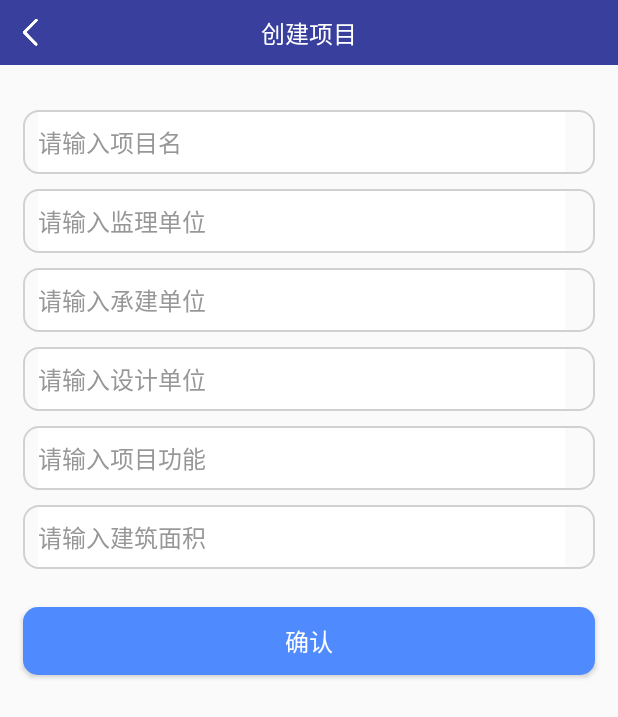
After one commit to kangweibo/Labour, an Android app: the ProjectAddActivity screen opened directly, with no data from a screen before it, on a phone screen of 412 x 824 dp. The commit adds this screen. Shown: the top 717 px of the screen. Run offline under Robolectric (Android 15) with nearby library versions, the phone set to English and light mode, and no system bars; our stand-ins replace ButterKnife; libraries missing offline, so code that uses them is left out: com.alibaba.fastjson, com.lzy.okgo.

Commit message:
增加项目创建功能

```diff
--- a/app/src/main/AndroidManifest.xml
+++ b/app/src/main/AndroidManifest.xml
@@ -85,6 +85,10 @@
             android:windowSoftInputMode="stateHidden|adjustPan"/>
         <activity
             android:name=".activity.FindPwdActivity"
+            android:screenOrientation="portrait"
+            android:windowSoftInputMode="stateHidden|adjustPan"/>
+        <activity
+            android:name=".activity.ProjectAddActivity"
             android:screenOrientation="portrait"
             android:windowSoftInputMode="stateHidden|adjustPan"/>
         <activity
--- a/app/src/main/java/com/labour/lar/MainActivity.java
+++ b/app/src/main/java/com/labour/lar/MainActivity.java
@@ -94,7 +94,7 @@ public class MainActivity extends BaseActivity {
         //keepAliveManager.startKeepAlive();
 
         //启动保活服务
-        KeepLive.startWork(getApplication(), KeepLive.RunMode.ROGUE,
+        KeepLive.startWork(getApplication(), KeepLive.RunMode.ENERGY,
                 new ForegroundNotification("劳务管理","劳务管理程序正在运行", R.mipmap.ic_launcher, //定义前台服务的默认样式。即标题、描述和图标
                         //定义前台服务的通知点击事件
                         new ForegroundNotificationClickListener() {
--- /dev/null
+++ b/app/src/main/java/com/labour/lar/activity/ProjectAddActivity.java
@@ -0,0 +1,113 @@
+package com.labour.lar.activity;
+
+import android.view.View;
+import android.widget.EditText;
+import android.widget.TextView;
+import com.alibaba.fastjson.JSON;
+import com.labour.lar.BaseActivity;
+import com.labour.lar.Constants;
+import com.labour.lar.R;
+import com.labour.lar.util.AjaxResult;
+import com.labour.lar.util.StringUtils;
+import com.labour.lar.widget.ProgressDialog;
+import com.labour.lar.widget.toast.AppToast;
+import com.lzy.okgo.OkGo;
+import com.lzy.okgo.callback.StringCallback;
+import com.lzy.okgo.model.Response;
+import java.util.HashMap;
+import java.util.Map;
+import butterknife.BindView;
+import butterknife.OnClick;
+
+/**
+ * 创建项目
+ */
+public class ProjectAddActivity extends BaseActivity {
+
+    @BindView(R.id.title_tv)
+    TextView title_tv;
+
+    @BindView(R.id.edt_name)
+    EditText edt_name;
+    @BindView(R.id.edt_supervisor)
+    EditText edt_supervisor;
+    @BindView(R.id.edt_construction)
+    EditText edt_construction;
+    @BindView(R.id.edt_designer)
+    EditText edt_designer;
+    @BindView(R.id.edt_projectfunction)
+    EditText edt_projectfunction;
+    @BindView(R.id.edt_buildaera)
+    TextView edt_buildaera;
+
+    @Override
+    public int getActivityLayoutId() {
+        return R.layout.activity_project_add;
+    }
+
+    @Override
+    public void afterInitLayout() {
+        title_tv.setText("创建项目");
+    }
+
+    @OnClick({R.id.back_iv,R.id.btn_submit})
+    public void onClick(View view) {
+        switch (view.getId()) {
+            case R.id.back_iv:
+                finish();
+                break;
+            case R.id.btn_submit:
+                submit();
+                break;
+        }
+    }
+
+    public void submit() {
+        String name = edt_name.getText().toString();
+        String supervisor = edt_supervisor.getText().toString();
+        String construction = edt_construction.getText().toString();
+        String designer = edt_designer.getText().toString();
+        String projectfunction = edt_projectfunction.getText().toString();
+        String buildaera = edt_buildaera.getText().toString();
+
+        if(StringUtils.isBlank(name) || StringUtils.isBlank(supervisor)
+                || StringUtils.isBlank(construction)|| StringUtils.isBlank(designer)
+                || StringUtils.isBlank(projectfunction)|| StringUtils.isBlank(buildaera)){
+            AppToast.show(this,"请填写完整项目信息！");
+            return;
+        }
+
+        final Map<String,String> param = new HashMap<>();
+        param.put("token","063d91b4f57518ff");
+        param.put("name",name);
+        param.put("supervisor",supervisor);
+        param.put("construction",construction);
+        param.put("designer",designer);
+        param.put("projectfunction",projectfunction);
+        param.put("buildaera",buildaera);
+        String jsonParams = JSON.toJSONString(param);
+
+        String url = Constants.HTTP_BASE + "/api/project_new";
+        ProgressDialog dialog = ProgressDialog.createDialog(this);
+        dialog.show();
+
+        OkGo.<String>post(url).upJson(jsonParams).tag("request_tag").execute(new StringCallback() {
+            @Override
+            public void onSuccess(Response<String> response) {
+                dialog.dismiss();
+                AjaxResult jr = new AjaxResult(response.body());
+                if(jr.getSuccess() == 1){
+                    AppToast.show(ProjectAddActivity.this,"项目创建成功");
+                    finish();
+                } else {
+                    AppToast.show(ProjectAddActivity.this,"项目创建失败");
+                }
+            }
+            @Override
+            public void onError(Response<String> response) {
+                dialog.dismiss();
+                AppToast.show(ProjectAddActivity.this,"项目创建出错!");
+            }
+        });
+    }
+}
--- /dev/null
+++ b/app/src/main/res/layout/activity_project_add.xml
@@ -0,0 +1,208 @@
+<?xml version="1.0" encoding="utf-8"?>
+<LinearLayout xmlns:android="http://schemas.android.com/apk/res/android"
+    xmlns:app="http://schemas.android.com/apk/res-auto"
+    android:layout_width="match_parent"
+    android:layout_height="match_parent"
+    android:orientation="vertical">
+
+    <include layout="@layout/layout_header"/>
+    <LinearLayout
+        android:layout_width="match_parent"
+        android:layout_height="wrap_content"
+        android:orientation="horizontal"
+        android:layout_marginTop="30dp"
+        android:layout_marginLeft="@dimen/common_margin_left"
+        android:layout_marginRight="@dimen/common_margin_right"
+        android:background="@drawable/login_input_bg"
+        android:paddingLeft="10dp"
+        android:paddingRight="10dp">
+        <TextView
+            android:layout_width="wrap_content"
+            android:layout_height="wrap_content"
+            android:drawableLeft="@mipmap/xingming_icon"
+            android:textSize="@dimen/text_size_16"
+            android:textColor="#8a8a8a"
+            android:layout_marginLeft="5dp"
+            android:layout_marginRight="5dp"
+            android:visibility="gone"/>
+        <EditText android:id="@+id/edt_name"
+            android:layout_width="match_parent"
+            android:layout_height="40dp"
+            android:textColor="@color/black"
+            android:hint="请输入项目名"
+            android:textColorHint="@color/text_input_tip"
+            android:background="@color/white"
+            android:textSize="@dimen/text_size_16"
+            android:layout_marginTop="1dp"
+            android:layout_marginBottom="1dp"
+            android:layout_marginRight="10dp"/>
+    </LinearLayout>
+    <LinearLayout
+        android:layout_width="match_parent"
+        android:layout_height="wrap_content"
+        android:orientation="horizontal"
+        android:layout_marginTop="10dp"
+        android:layout_marginLeft="@dimen/common_margin_left"
+        android:layout_marginRight="@dimen/common_margin_right"
+        android:background="@drawable/login_input_bg"
+        android:paddingLeft="10dp"
+        android:paddingRight="10dp">
+        <TextView
+            android:layout_width="wrap_content"
+            android:layout_height="wrap_content"
+            android:drawableLeft="@mipmap/phone_icon"
+            android:textSize="@dimen/text_size_16"
+            android:textColor="#8a8a8a"
+            android:layout_marginLeft="5dp"
+            android:layout_marginRight="5dp"
+            android:visibility="gone" />
+        <EditText android:id="@+id/edt_supervisor"
+            android:layout_width="match_parent"
+            android:layout_height="40dp"
+            android:textColor="@color/black"
+            android:hint="请输入监理单位"
+            android:textColorHint="@color/text_input_tip"
+            android:background="@color/white"
+            android:textSize="@dimen/text_size_16"
+            android:layout_marginTop="1dp"
+            android:layout_marginBottom="1dp"
+            android:layout_marginRight="10dp"/>
+    </LinearLayout>
+    <LinearLayout
+        android:layout_width="match_parent"
+        android:layout_height="wrap_content"
+        android:orientation="horizontal"
+        android:layout_marginTop="10dp"
+        android:layout_marginLeft="@dimen/common_margin_left"
+        android:layout_marginRight="@dimen/common_margin_right"
+        android:background="@drawable/login_input_bg"
+        android:paddingLeft="10dp"
+        android:paddingRight="10dp">
+        <TextView
+            android:layout_width="wrap_content"
+            android:layout_height="wrap_content"
+            android:textSize="@dimen/text_size_16"
+            android:drawableLeft="@mipmap/password_icon"
+            android:textColor="#8a8a8a"
+            android:layout_marginLeft="5dp"
+            android:layout_marginRight="5dp"
+            android:visibility="gone"/>
+        <EditText android:id="@+id/edt_construction"
+            android:layout_width="match_parent"
+            android:layout_height="40dp"
+            android:textColor="@color/black"
+            android:hint="请输入承建单位"
+            android:textColorHint="@color/text_input_tip"
+            android:background="@color/white"
+            android:textSize="@dimen/text_size_16"
+            android:layout_marginTop="1dp"
+            android:layout_marginBottom="1dp"
+            android:layout_marginRight="10dp"/>
+    </LinearLayout>
+    <LinearLayout
+        android:layout_width="match_parent"
+        android:layout_height="wrap_content"
+        android:orientation="horizontal"
+        android:layout_marginTop="10dp"
+        android:layout_marginLeft="@dimen/common_margin_left"
+        android:layout_marginRight="@dimen/common_margin_right"
+        android:background="@drawable/login_input_bg"
+        android:paddingLeft="10dp"
+        android:paddingRight="10dp">
+        <TextView
+            android:layout_width="wrap_content"
+            android:layout_height="wrap_content"
+            android:drawableLeft="@mipmap/phone_icon"
+            android:textSize="@dimen/text_size_16"
+            android:textColor="#8a8a8a"
+            android:layout_marginLeft="5dp"
+            android:layout_marginRight="5dp"
+            android:visibility="gone" />
+        <EditText android:id="@+id/edt_designer"
+            android:layout_width="match_parent"
+            android:layout_height="40dp"
+            android:textColor="@color/black"
+            android:hint="请输入设计单位"
+            android:textColorHint="@color/text_input_tip"
+            android:background="@color/white"
+            android:textSize="@dimen/text_size_16"
+            android:layout_marginTop="1dp"
+            android:layout_marginBottom="1dp"
+            android:layout_marginRight="10dp"/>
+    </LinearLayout>
+    <LinearLayout
+        android:layout_width="match_parent"
+        android:layout_height="wrap_content"
+        android:orientation="horizontal"
+        android:layout_marginTop="10dp"
+        android:layout_marginLeft="@dimen/common_margin_left"
+        android:layout_marginRight="@dimen/common_margin_right"
+        android:background="@drawable/login_input_bg"
+        android:paddingLeft="10dp"
+        android:paddingRight="10dp">
+        <TextView
+            android:layout_width="wrap_content"
+            android:layout_height="wrap_content"
+            android:textSize="@dimen/text_size_16"
+            android:drawableLeft="@mipmap/password_icon"
+            android:textColor="#8a8a8a"
+            android:layout_marginLeft="5dp"
+            android:layout_marginRight="5dp"
+            android:visibility="gone"/>
+        <EditText android:id="@+id/edt_projectfunction"
+            android:layout_width="match_parent"
+            android:layout_height="40dp"
+            android:textColor="@color/black"
+            android:hint="请输入项目功能"
+            android:textColorHint="@color/text_input_tip"
+            android:background="@color/white"
+            android:textSize="@dimen/text_size_16"
+            android:layout_marginTop="1dp"
+            android:layout_marginBottom="1dp"
+            android:layout_marginRight="10dp"/>
+    </LinearLayout>
+
+    <LinearLayout
+        android:layout_width="match_parent"
+        android:layout_height="wrap_content"
+        android:orientation="horizontal"
+        android:layout_marginTop="10dp"
+        android:layout_marginLeft="@dimen/common_margin_left"
+        android:layout_marginRight="@dimen/common_margin_right"
+        android:background="@drawable/login_input_bg"
+        android:paddingLeft="10dp"
+        android:paddingRight="10dp">
+        <TextView
+            android:layout_width="wrap_content"
+            android:layout_height="wrap_content"
+            android:textSize="@dimen/text_size_16"
+            android:drawableLeft="@mipmap/password_icon"
+            android:textColor="#8a8a8a"
+            android:layout_marginLeft="5dp"
+            android:layout_marginRight="5dp"
+            android:visibility="gone"/>
+        <EditText android:id="@+id/edt_buildaera"
+            android:layout_width="match_parent"
+            android:layout_height="40dp"
+            android:textColor="@color/black"
+            android:hint="请输入建筑面积"
+            android:textColorHint="@color/text_input_tip"
+            android:background="@color/white"
+            android:textSize="@dimen/text_size_16"
+            android:layout_marginTop="1dp"
+            android:layout_marginBottom="1dp"
+            android:layout_marginRight="10dp"/>
+    </LinearLayout>
+
+    <Button android:id="@+id/btn_submit"
+        android:layout_width="match_parent"
+        android:layout_height="45dp"
+        android:textColor="@color/white"
+        android:background="@drawable/selector_button"
+        android:text="确认"
+        android:textSize="@dimen/text_size_16"
+        android:layout_marginRight="@dimen/common_margin_right"
+        android:layout_marginLeft="@dimen/common_margin_left"
+        android:layout_marginTop="25dp"/>
+
+</LinearLayout>
```
Also changed, not shown: app/src/main/java/com/labour/lar/adapter/MessageAdapter.java (+12 -14 lines), app/src/main/java/com/labour/lar/fragment/MessageFrag.java (+64 -19 lines), app/src/main/java/com/labour/lar/fragment/ProjectFrag.java (+16 -0 lines), app/src/main/java/com/labour/lar/module/FZMessage.java (added, +97 -0 lines), app/src/main/res/layout/frag_message_item.xml (+24 -13 lines).
